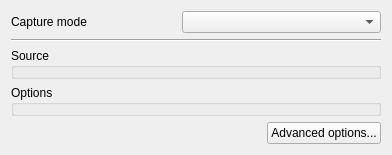
First picture: the form in modules/gui/qt/dialogs/open/open_capture.ui, repository WIFARO/juxtopposed-vlc, before the edit.
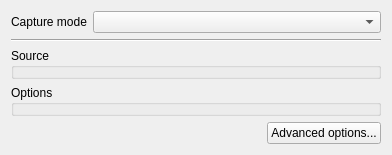
Second picture: the form after the edit.

Commit message: qt: adapt capture forms and expose Clear QAM modulation

The edit to the form file:
```diff
--- a/modules/gui/qt/dialogs/open/open_capture.ui
+++ b/modules/gui/qt/dialogs/open/open_capture.ui
@@ -12,6 +12,14 @@
    </rect>
   </property>
   <layout class="QGridLayout">
+   <item row="0" column="0" colspan="4">
+    <layout class="QFormLayout" name="captureModeLayout">
+     <property name="fieldGrowthPolicy">
+      <enum>QFormLayout::AllNonFixedFieldsGrow</enum>
+     </property>
+     <property name="rowWrapPolicy">
+      <enum>QFormLayout::WrapLongRows</enum>
+     </property>
    <item row="0" column="0">
     <widget class="QLabel" name="label">
      <property name="text">
@@ -22,7 +30,7 @@
      </property>
     </widget>
    </item>
-   <item row="0" column="2" colspan="2">
+     <item row="0" column="1">
     <widget class="QComboBox" name="deviceCombo">
      <property name="sizePolicy">
       <sizepolicy hsizetype="MinimumExpanding" vsizetype="Fixed">
@@ -34,6 +42,8 @@
       <string>Select the capture device type</string>
      </property>
     </widget>
+     </item>
+    </layout>
    </item>
    <item row="1" column="0" colspan="4">
     <widget class="Line" name="line">
```
Lines whose indentation alone changed are shown as unchanged. The commit also changes 2 other files.
